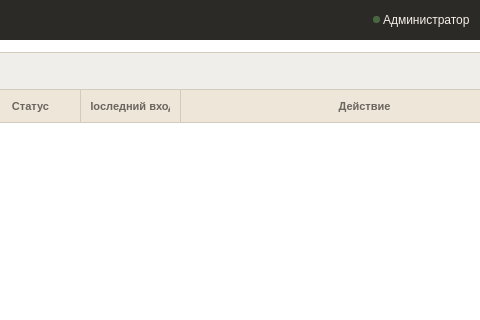
Old version of the form ui/windows/users_window.ui in the repository nikolas-po/legends_parma; both pictures show x 611 to 1091 and y 0 to 320 of the 1172 by 673 pixel window.
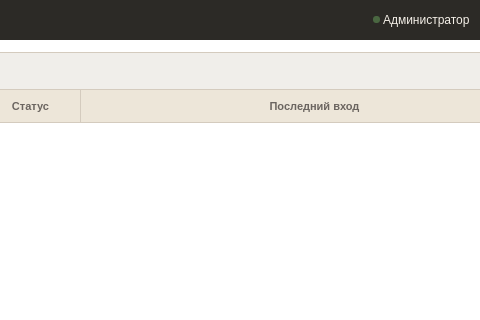
New version of the form. Icons and pictures are not drawn.

What changed in the file:
```diff
--- a/ui/windows/users_window.ui
+++ b/ui/windows/users_window.ui
@@ -20,41 +20,35 @@
 #logout_btn { background-color: transparent; color: #F5F0E8; border: 1px solid rgba(255, 255, 255, 0.25); padding: 3px 10px; font-size: 12px; border-radius: 4px; }
 #logout_btn:hover { background-color: rgba(255, 255, 255, 0.08); border: 1px solid rgba(255, 255, 255, 0.4); }
 #logout_btn:pressed { background-color: rgba(255, 255, 255, 0.12); border: 1px solid rgba(255, 255, 255, 0.5); }
-
 #leftPanel { background-color: #FFFFFF; border-right: 1px solid #D4CBBE; }
 #lbl_selected_title { font-size: 14px; font-weight: 600; color: #2C2A26; }
 #lbl_selected_desc { font-size: 12px; color: #6B6560; }
-
 #btn_change_role { background-color: #FFFFFF; color: #2C2A26; border: 1px solid #D4CBBE; padding: 3px 9px; font-size: 12px; border-radius: 4px; }
 #btn_change_role:hover { background-color: #F5F0E8; border: 1px solid #4A6741; }
 #btn_change_role:disabled { background-color: #FFFFFF; color: #A39E94; border: 1px solid #E5DFD4; }
 #btn_change_role:focus { border: 1px dashed #4A6741; }
-
 #btn_block { background-color: #FFFFFF; color: #B54A3A; border: 1px solid #B54A3A; padding: 3px 9px; font-size: 12px; border-radius: 4px; }
 #btn_block:hover { background-color: #F5E8E6; }
 #btn_block:pressed { background-color: #EBD5D1; }
 #btn_block:disabled { background-color: #FFFFFF; color: #D4A39C; border: 1px solid #E5C4BF; }
 #btn_block:focus { border: 1px dashed #4A6741; }
-
 #rightPanel { background-color: #FFFFFF; }
-
-QTableWidget { background-color: #FFFFFF; border: none; outline: none; gridline-color: transparent; }
+QHeaderView { background-color: #EDE6D9; }
 QHeaderView::section { background-color: #EDE6D9; color: #6B6560; font-size: 11px; font-weight: 600; border: none; border-bottom: 1px solid #D4CBBE; border-right: 1px solid #D4CBBE; padding: 7px 10px; text-align: left; }
+QHeaderView::section:vertical { background-color: #EDE6D9; color: #6B6560; border: none; padding: 4px 6px; }
+QTableWidget { background-color: #FFFFFF; border: none; outline: none; gridline-color: transparent; }
 QTableWidget::item { border-bottom: 1px solid #E0DCD3; padding: 7px 10px; color: #2C2A26; font-size: 12px; }
 QTableWidget::item:hover { background-color: #EDE6D9; }
 QTableWidget::item:selected { background-color: #E8EDE4; color: #2C2A26; }
-
 #searchFrame { border-top: 1px solid #D4CBBE; background-color: #FFFFFF; }
 #searchInput { padding: 4px 8px; font-size: 12px; border-radius: 4px; border: 1px solid #D4CBBE; background-color: #FFFFFF; color: #2C2A26; min-width: 160px; max-width: 240px; }
 #searchInput:hover { border: 1px solid #B8AE9E; }
 #searchInput:focus { border: 1px solid #4A6741; }
 #searchInput[error="true"] { border: 1px solid #B54A3A; }
 #searchInput:disabled { border: 1px dashed #D4CBBE; color: #A39E94; background-color: #F5F0E8; }
-
 #offlineBanner { background-color: #F0EEEA; border: 1px solid #D4CBBE; border-radius: 4px; }
 #offlineBanner QLabel { font-size: 12px; color: #6B6560; }
 #offlineDot { background-color: #A39E94; border-radius: 4px; min-width: 8px; max-width: 8px; min-height: 8px; max-height: 8px; }
-
 #lblLoadingTitle { font-size: 14px; color: #6B6560; }
 #lblLoadingSub { font-size: 12px; color: #A39E94; }
 #lblEmptyTitle { font-size: 14px; color: #6B6560; }
@@ -63,7 +57,6 @@
 #errorFrame QLabel { font-size: 14px; color: #B54A3A; }
 #btnRetry { background-color: #FFFFFF; color: #2C2A26; border: 1px solid #D4CBBE; border-radius: 4px; padding: 6px 16px; font-size: 12px; }
 #btnRetry:hover { border: 1px solid #4A6741; background-color: #F5F0E8; }
-
 QTabWidget::panel { border: none; background-color: #FFFFFF; }
 QTabBar { background-color: #FFFFFF; border: none; qproperty-drawBase: 0; qproperty-expanding: true; }
 QTabBar::tab { height: 40px; background-color: #FFFFFF; color: #6B6560; font-size: 12px; font-weight: normal; padding: 0px 30px; border: none; border-bottom: 2px solid transparent; border-top: 1px solid #D4CBBE; text-align: center; }
@@ -250,7 +243,6 @@
                <column><property name="text"><string>Роль</string></property></column>
                <column><property name="text"><string>Статус</string></property></column>
                <column><property name="text"><string>Последний вход</string></property></column>
-               <column><property name="text"><string>Действие</string></property></column>
               </widget>
              </item>
             </layout>
```
Left out of the diff: 25 changed lines with no effect on the pictures.
